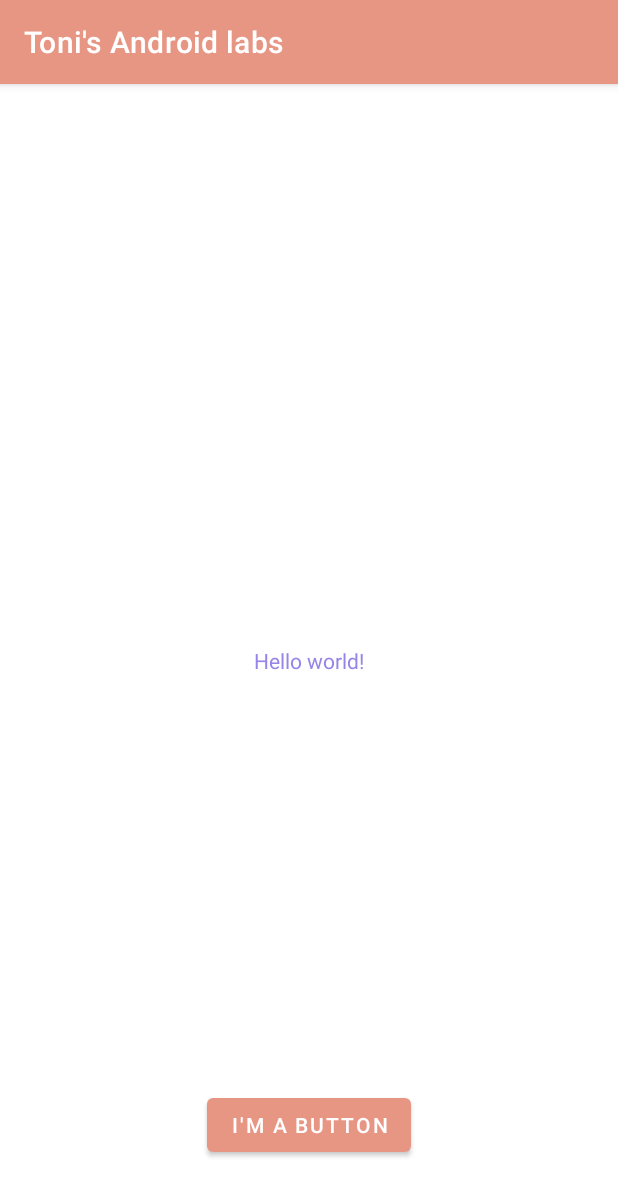
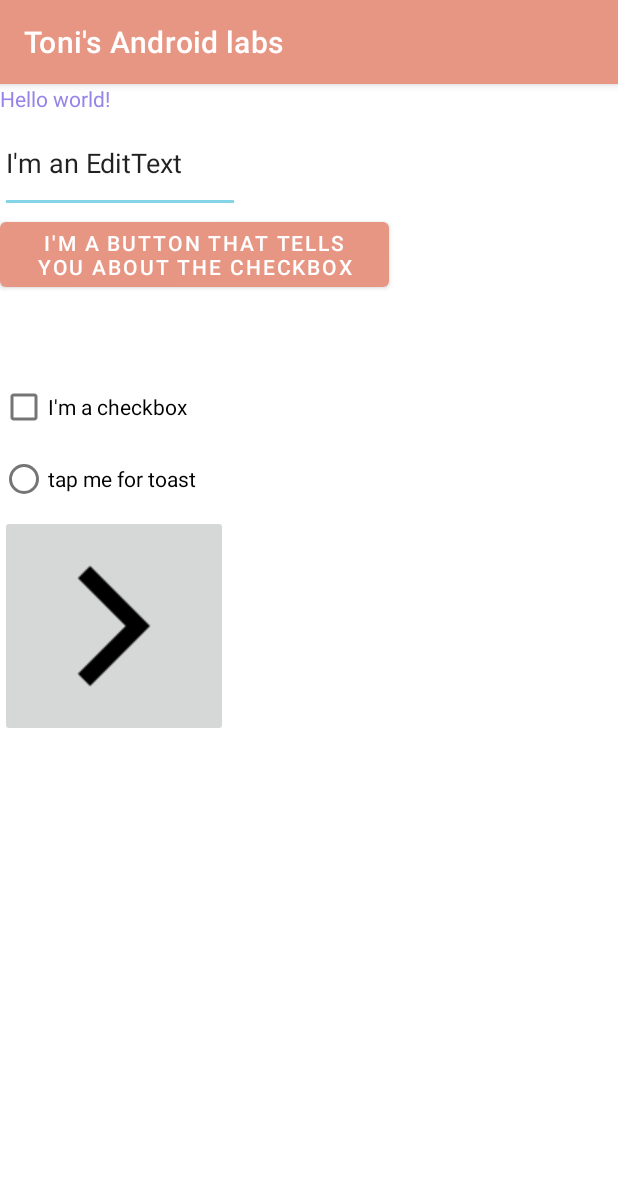
Before and after one commit to tonioluwole/TonisAndroidlabs, an Android app: the screen it shows after launch (MainActivity), on a phone screen of 412 x 824 dp. Shown: the top 1196 px of the screen. Run offline under Robolectric (Android 15) with nearby library versions, the phone set to English and light mode, and no system bars.

Commit message:
Added multiple widgets

```diff
--- a/app/src/main/java/algonquin/cst2335/oluw0006/MainActivity.java
+++ b/app/src/main/java/algonquin/cst2335/oluw0006/MainActivity.java
@@ -2,7 +2,18 @@ package algonquin.cst2335.oluw0006;
 
 import androidx.appcompat.app.AppCompatActivity;
 
+import android.content.Context;
+import android.text.Editable;
+import android.widget.CheckBox;
+import android.widget.CompoundButton;
+import android.widget.ImageButton;
+import android.widget.RadioButton;
+import android.widget.TextView;
+import android.widget.Button;
+import android.widget.EditText;
+import android.view.View;
 import android.os.Bundle;
+import android.widget.Toast;
 
 public class MainActivity extends AppCompatActivity {
 
@@ -10,5 +21,32 @@ public class MainActivity extends AppCompatActivity {
     protected void onCreate(Bundle savedInstanceState) {
         super.onCreate(savedInstanceState);
         setContentView(R.layout.activity_main);
+
+        TextView mytext = findViewById(R.id.textview);
+
+        EditText myedit = findViewById(R.id.myedittext);
+
+        ImageButton imgbtn = findViewById(R.id.animage);
+
+        Button btn = findViewById(R.id.mybutton);
+        imgbtn.setOnClickListener( (v) -> {mytext.setText("Your edit text has: " + myedit.getText());});
+
+        CheckBox  mycheck = findViewById(R.id.mycb);
+        mycheck.setOnCheckedChangeListener( (cbtn, ischecked) -> {
+            if (ischecked)
+                btn.setText("Checkbox is on");
+            else
+                btn.setText("Checkbox is off");
+        });
+
+        RadioButton myradio = findViewById(R.id.myradio);
+        myradio.setOnCheckedChangeListener( (cbtn, ischecked) -> {
+            Context context = getApplicationContext();
+            CharSequence text = "Hello toast!";
+            int duration = Toast.LENGTH_SHORT;
+
+            Toast toast = Toast.makeText(context, text, duration);
+            toast.show();
+        });
     }
 }
--- a/app/src/main/res/layout/activity_main.xml
+++ b/app/src/main/res/layout/activity_main.xml
@@ -1,29 +1,49 @@
 <?xml version="1.0" encoding="utf-8"?>
-<androidx.constraintlayout.widget.ConstraintLayout xmlns:android="http://schemas.android.com/apk/res/android"
-    xmlns:app="http://schemas.android.com/apk/res-auto"
+<LinearLayout
+    xmlns:android="http://schemas.android.com/apk/res/android"
     xmlns:tools="http://schemas.android.com/tools"
     android:layout_width="match_parent"
     android:layout_height="match_parent"
+    android:orientation="vertical"
     tools:context=".MainActivity">
 
     <TextView
+        android:id="@+id/textview"
         android:layout_width="wrap_content"
         android:layout_height="wrap_content"
-        android:text="@string/hello_message"
+        android:text="@string/hello_message" />
 
-        app:layout_constraintBottom_toBottomOf="parent"
-        app:layout_constraintLeft_toLeftOf="parent"
-        app:layout_constraintRight_toRightOf="parent"
-        app:layout_constraintTop_toTopOf="parent" />
+    <EditText
+        android:id="@+id/myedittext"
+        android:layout_width="1in"
+        android:layout_height="wrap_content"
+        android:hint="@string/hinttext"
+        android:text="@string/editmessage"/>
 
     <Button
+        android:id="@+id/mybutton"
+        android:layout_width="259dp"
+        android:layout_height="wrap_content"
+        android:layout_marginBottom="50dp"
+        android:text="@string/button_message" />
+
+    <CheckBox
+        android:id="@+id/mycb"
         android:layout_width="wrap_content"
         android:layout_height="wrap_content"
-        android:layout_marginBottom="50dp"
-        android:text="@string/button_message"
-        app:layout_constraintBottom_toBottomOf="parent"
-        app:layout_constraintEnd_toEndOf="parent"
-        app:layout_constraintHorizontal_bias="0.5"
-        app:layout_constraintStart_toStartOf="parent" />
+        android:text="I'm a checkbox" />
 
-</androidx.constraintlayout.widget.ConstraintLayout>
+    <RadioButton
+        android:id="@+id/myradio"
+        android:layout_width="wrap_content"
+        android:layout_height="wrap_content"
+        android:text="tap me for toast" />
+
+    <ImageButton
+        android:layout_width="wrap_content"
+        android:layout_height="wrap_content"
+        android:src="@drawable/app_icon"
+        android:id="@+id/animage" />
+
+
+</LinearLayout>
--- a/app/src/main/res/values/strings.xml
+++ b/app/src/main/res/values/strings.xml
@@ -1,5 +1,7 @@
 <resources>
     <string name="app_name">Toni\'s Android labs</string>
     <string name="hello_message">Hello world!</string>
-    <string name="button_message">I\'m a button</string>
+    <string name="button_message">I\'m a button that tells you about the checkbox</string>
+    <string name="editmessage">I\'m an EditText</string>
+    <string name="hinttext">Write something here</string>
 </resources>
```
Also changed, not shown: 1 other file.
